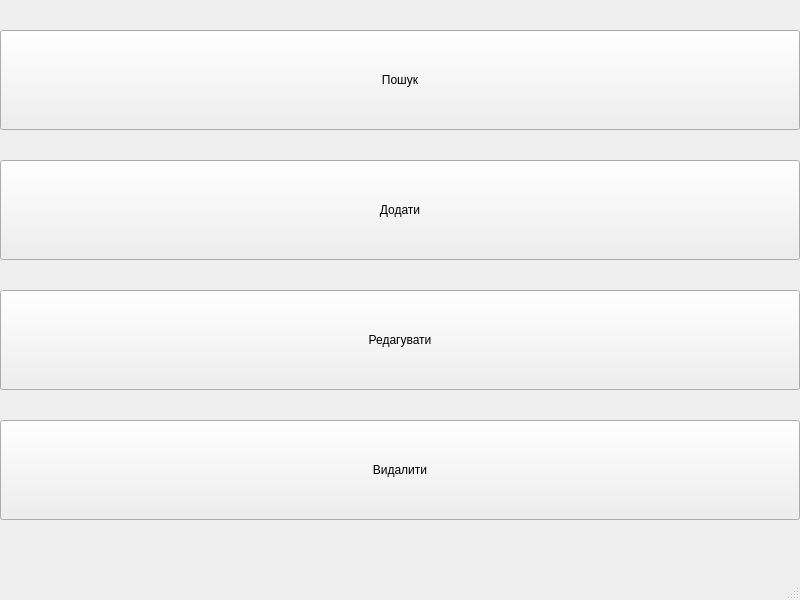
Before: the Qt Designer form mainwindow.ui in ivskachkov/ASD2_lab_3, drawn with Qt 5.
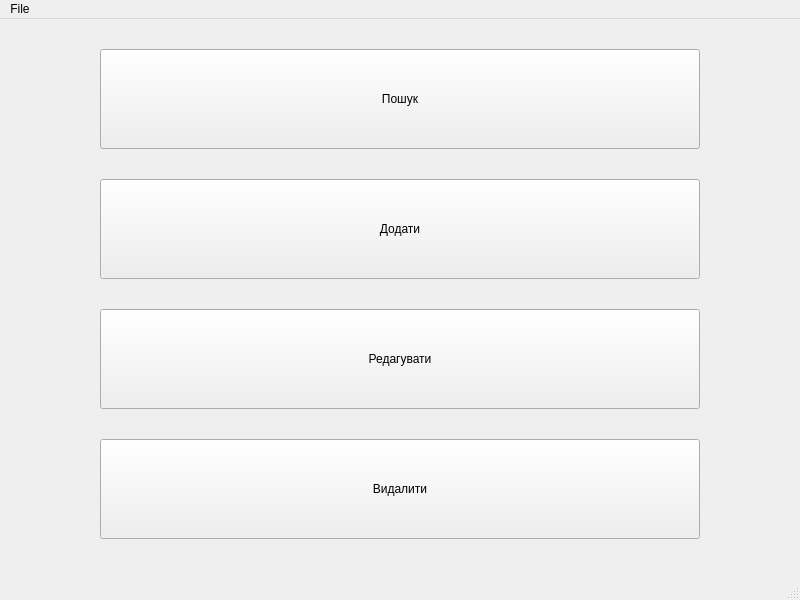
After: the same form once the commit is applied.

Diff of the .ui file:
```diff
--- a/mainwindow.ui
+++ b/mainwindow.ui
@@ -17,9 +17,9 @@
    <widget class="QPushButton" name="pushButtonAdd">
     <property name="geometry">
      <rect>
-      <x>0</x>
+      <x>100</x>
       <y>160</y>
-      <width>800</width>
+      <width>600</width>
       <height>100</height>
      </rect>
     </property>
@@ -30,9 +30,9 @@
    <widget class="QPushButton" name="pushButtonSearch">
     <property name="geometry">
      <rect>
-      <x>0</x>
+      <x>100</x>
       <y>30</y>
-      <width>800</width>
+      <width>600</width>
       <height>100</height>
      </rect>
     </property>
@@ -43,9 +43,9 @@
    <widget class="QPushButton" name="pushButtonEdit">
     <property name="geometry">
      <rect>
-      <x>0</x>
+      <x>100</x>
       <y>290</y>
-      <width>800</width>
+      <width>600</width>
       <height>100</height>
      </rect>
     </property>
@@ -56,9 +56,9 @@
    <widget class="QPushButton" name="pushButtonDelete">
     <property name="geometry">
      <rect>
-      <x>0</x>
+      <x>100</x>
       <y>420</y>
-      <width>800</width>
+      <width>600</width>
       <height>100</height>
      </rect>
     </property>
@@ -76,6 +76,15 @@
      <height>19</height>
     </rect>
    </property>
+   <widget class="QMenu" name="menuFile">
+    <property name="title">
+     <string>File</string>
+    </property>
+    <addaction name="separator"/>
+    <addaction name="actionSave"/>
+    <addaction name="actionOpen"/>
+   </widget>
+   <addaction name="menuFile"/>
   </widget>
   <widget class="QStatusBar" name="statusbar"/>
  </widget>
```
Left out of the diff: 10 changed lines with no effect on the pictures.
